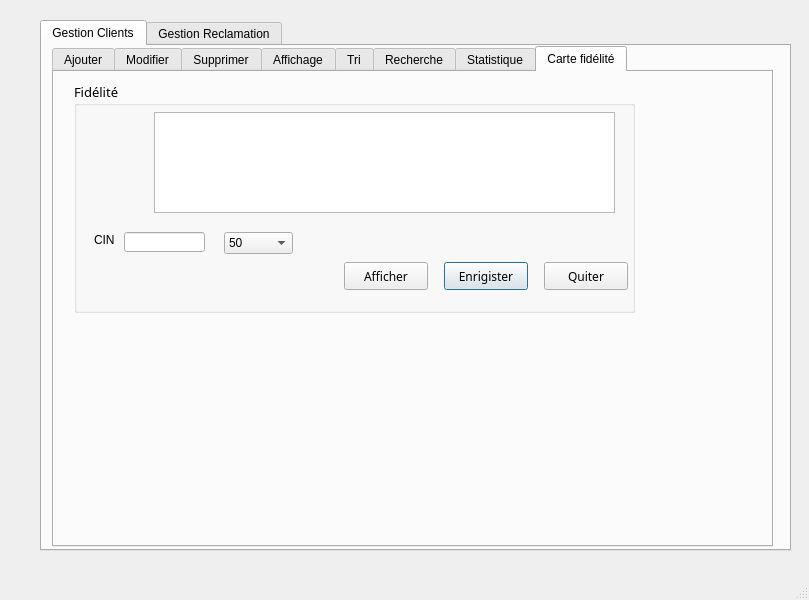
This is Gestion_client/mainwindow.ui in laroussiamir01/Smart_Printer_2A5 as Qt 5 draws it before an edit. The edited form follows.
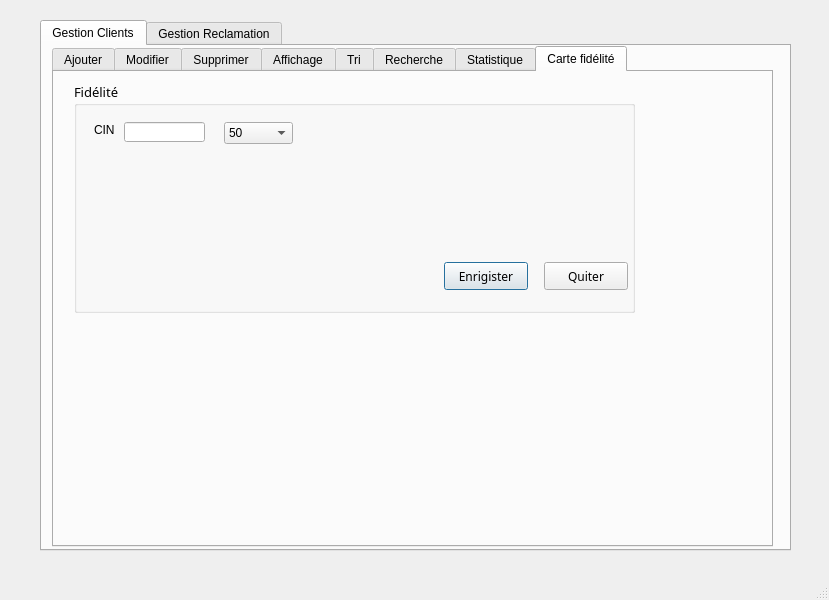
This is the edited form. Icons and pictures are not drawn.

Patch:
```diff
--- a/Gestion_client/mainwindow.ui
+++ b/Gestion_client/mainwindow.ui
@@ -6,7 +6,7 @@
    <rect>
     <x>0</x>
     <y>0</y>
-    <width>809</width>
+    <width>829</width>
     <height>600</height>
    </rect>
   </property>
@@ -1123,21 +1123,11 @@
           <bool>false</bool>
          </property>
         </widget>
-        <widget class="QTableView" name="tableView_2">
-         <property name="geometry">
-          <rect>
-           <x>80</x>
-           <y>30</y>
-           <width>461</width>
-           <height>101</height>
-          </rect>
-         </property>
-        </widget>
-        <widget class="QComboBox" name="comboBox_4">
+        <widget class="QComboBox" name="comboBox_fidele">
          <property name="geometry">
           <rect>
            <x>150</x>
-           <y>150</y>
+           <y>40</y>
            <width>69</width>
            <height>22</height>
           </rect>
@@ -1182,7 +1172,7 @@
          <property name="geometry">
           <rect>
            <x>20</x>
-           <y>150</y>
+           <y>40</y>
            <width>21</width>
            <height>16</height>
           </rect>
@@ -1195,43 +1185,12 @@
          <property name="geometry">
           <rect>
            <x>50</x>
-           <y>150</y>
+           <y>40</y>
            <width>81</width>
            <height>20</height>
           </rect>
          </property>
         </widget>
-        <widget class="QPushButton" name="pushButton_AjoutProdui_7">
-         <property name="geometry">
-          <rect>
-           <x>270</x>
-           <y>180</y>
-           <width>84</width>
-           <height>28</height>
-          </rect>
-         </property>
-         <property name="font">
-          <font>
-           <family>MS Reference Sans Serif</family>
-          </font>
-         </property>
-         <property name="focusPolicy">
-          <enum>Qt::StrongFocus</enum>
-         </property>
-         <property name="styleSheet">
-          <string notr="true">QPushButton::hover
-{
-	background-color: qlineargradient(spread:pad, x1:0, y1:0.511, x2:1, y2:0.511, stop:0 rgba(0, 207, 179, 255),stop:1 rgb(108, 135, 255));
-
-}</string>
-         </property>
-         <property name="text">
-          <string>Afficher</string>
-         </property>
-         <property name="default">
-          <bool>false</bool>
-         </property>
-        </widget>
        </widget>
       </widget>
      </widget>
```
Left out of the diff: 16 changed lines with no effect on the pictures.
